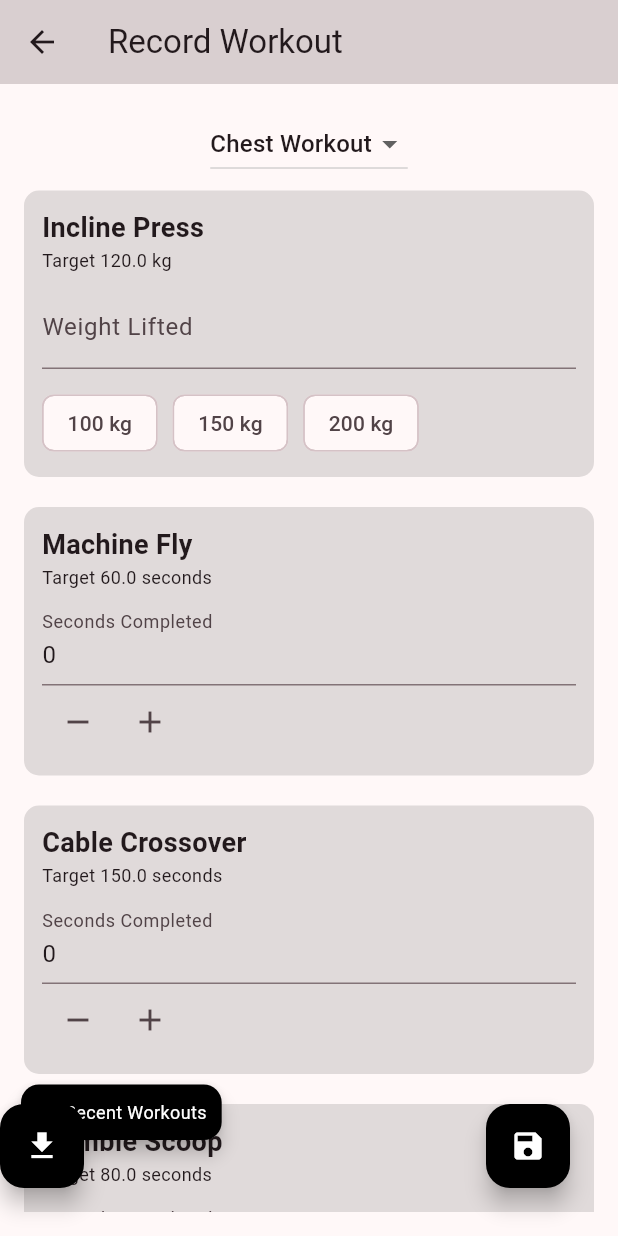
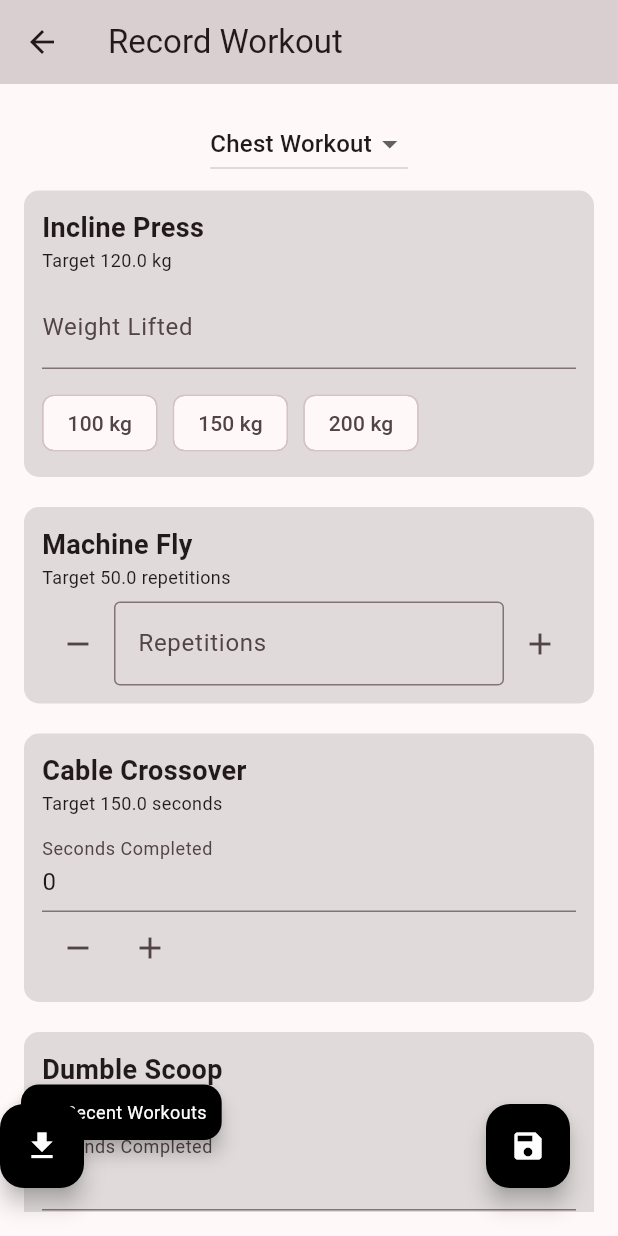
Before and after one commit to Yashtap1245-Tech/WorkItOut, a Flutter app: the WorkoutRecordingPage screen opened directly, scrolled down 576 dp, after a tap on the "remove" icon, on a phone screen of 412 x 824 dp. Run offline on Flutter 3.47's test engine with Material 3 defaults, Android fonts, the phone set to English and light mode, and no system bars.

Commit message:
refactored field as per the repetitions inputs

```diff
--- a/lib/add_workout_plan_page.dart
+++ b/lib/add_workout_plan_page.dart
@@ -83,7 +83,7 @@ class _AddWorkoutPlanPageState extends State<AddWorkoutPlanPage> {
               controller: _urlController,
               decoration: InputDecoration(
                 labelText: 'Enter Workout Plan URL',
-                errorText: _message != null ? _message : null, // Show error or success message.
+                errorText: _message != null ? _message : null,
               ),
             ),
             const SizedBox(height: 16),
--- /dev/null
+++ b/lib/repetitions_input.dart
@@ -0,0 +1,48 @@
+import 'package:flutter/material.dart';
+
+class RepetitionsInput extends StatelessWidget {
+  final int counter;
+  final VoidCallback onIncrement;
+  final VoidCallback onDecrement;
+  final TextEditingController controller;
+
+  const RepetitionsInput({
+    Key? key,
+    required this.counter,
+    required this.onIncrement,
+    required this.onDecrement,
+    required this.controller,
+  }) : super(key: key);
+
+  @override
+  Widget build(BuildContext context) {
+    return Row(
+      children: [
+        IconButton(
+          icon: Icon(Icons.remove),
+          onPressed: onDecrement,
+        ),
+        Expanded(
+          child: TextField(
+            controller: controller,
+            keyboardType: TextInputType.number,
+            decoration: InputDecoration(
+              labelText: 'Repetitions',
+              border: OutlineInputBorder(),
+              hintText: '$counter',
+            ),
+            onChanged: (value) {
+              if (value.isNotEmpty) {
+                controller.text = value;
+              }
+            },
+          ),
+        ),
+        IconButton(
+          icon: Icon(Icons.add),
+          onPressed: onIncrement,
+        ),
+      ],
+    );
+  }
+}
--- a/lib/workout_provider.dart
+++ b/lib/workout_provider.dart
@@ -5,28 +5,23 @@ import 'model/workout_plan.dart';
 
 class WorkoutProvider extends ChangeNotifier {
   List<Workout> _workouts = [];
-  List<WorkoutPlan> _workoutPlans = [workoutPlan]; // Add hardcoded plan as default
+  List<WorkoutPlan> _workoutPlans = [workoutPlan];
 
-  // Getter for workouts
   List<Workout> get workouts => _workouts;
 
-  // Getter for workout plans
   List<WorkoutPlan> get workoutPlans => _workoutPlans;
 
-  // Method to add a completed workout
   void addWorkout(Workout workout) {
     _workouts.add(workout);
     notifyListeners();
   }
 
-  // Method to add a workout plan
   void addWorkoutPlan(WorkoutPlan plan) {
     _workoutPlans.add(plan);
     notifyListeners();
   }
 }
 
-// Hardcoded workout plan for reference
 final workoutPlan = WorkoutPlan(
   name: "Chest Workout",
   exercises: [
@@ -52,8 +47,8 @@ final workoutPlan = WorkoutPlan(
     ),
     Exercise(
       name: "Machine Fly",
-      target: 60,
-      unit: "seconds",
+      target: 50,
+      unit: "repetitions",
     ),
     Exercise(
       name: "Cable Crossover",
@@ -67,8 +62,8 @@ final workoutPlan = WorkoutPlan(
     ),
     Exercise(
       name: "Push-ups",
-      target: 150,
-      unit: "seconds",
+      target: 50,
+      unit: "repetitions",
     ),
   ],
 );
--- a/lib/workout_recording_page.dart
+++ b/lib/workout_recording_page.dart
@@ -2,7 +2,8 @@ import 'package:flutter/material.dart';
 import 'package:provider/provider.dart';
 import 'package:workout_tracker/add_workout_plan_page.dart';
 import 'package:workout_tracker/performance.dart';
-import 'package:workout_tracker/seconds_input.dart'; // Assuming you created the SecondsInput widget
+import 'package:workout_tracker/repetitions_input.dart';
+import 'package:workout_tracker/seconds_input.dart';
 import 'package:workout_tracker/weight_input.dart';
 import 'package:workout_tracker/workout_provider.dart';
 import 'distance_input.dart';
@@ -21,6 +22,7 @@ class _State extends State<WorkoutRecordingPage> {
   final _formKey = GlobalKey<FormState>();
   late Map<String, TextEditingController> _controllers;
   late Map<String, int> _secondsCounters;
+  late Map<String, int> _repetitionsCounters;  // Add a new map to handle repetitions
   WorkoutPlan? selectedWorkoutPlan;
 
   @override
@@ -30,25 +32,34 @@ class _State extends State<WorkoutRecordingPage> {
 
     _controllers = {};
     _secondsCounters = {};
+    _repetitionsCounters = {};  // Initialize the repetitions counter
 
     for (var exercise in selectedWorkoutPlan!.exercises) {
       _controllers[exercise.name] = TextEditingController();
       if (exercise.unit == "seconds") {
         _secondsCounters[exercise.name] = 0;
+      } else if (exercise.unit == "repetitions") {  // Initialize repetitions counter
+        _repetitionsCounters[exercise.name] = 0;
       }
     }
   }
 
   void _incrementCounter(String exerciseName) {
     setState(() {
+      if (_secondsCounters.containsKey(exerciseName)) {
         _secondsCounters[exerciseName] = (_secondsCounters[exerciseName] ?? 0) + 1;
+      } else if (_repetitionsCounters.containsKey(exerciseName)) {
+        _repetitionsCounters[exerciseName] = (_repetitionsCounters[exerciseName] ?? 0) + 1;
+      }
     });
   }
 
   void _decrementCounter(String exerciseName) {
     setState(() {
-      if (_secondsCounters[exerciseName]! > 0) {
+      if (_secondsCounters.containsKey(exerciseName) && (_secondsCounters[exerciseName]! > 0)) {
         _secondsCounters[exerciseName] = (_secondsCounters[exerciseName] ?? 0) - 1;
+      } else if (_repetitionsCounters.containsKey(exerciseName) && (_repetitionsCounters[exerciseName]! > 0)) {
+        _repetitionsCounters[exerciseName] = (_repetitionsCounters[exerciseName] ?? 0) - 1;
       }
     });
   }
@@ -63,9 +74,15 @@ class _State extends State<WorkoutRecordingPage> {
             padding: const EdgeInsets.all(16.0),
             child: Column(
               children: [
-                DropdownButton<WorkoutPlan>(
+                Consumer<WorkoutProvider>(
+                  builder: (context, provider, child) {
+                    selectedWorkoutPlan = provider.workoutPlans.isNotEmpty
+                        ? provider.workoutPlans[0]
+                        : null;
+
+                    return DropdownButton<WorkoutPlan>(
                       value: selectedWorkoutPlan,
-                  items: context.read<WorkoutProvider>().workoutPlans.map((plan) {
+                      items: provider.workoutPlans.map((plan) {
                         return DropdownMenuItem(
                           value: plan,
                           child: Text(plan.name),
@@ -76,13 +93,18 @@ class _State extends State<WorkoutRecordingPage> {
                           selectedWorkoutPlan = newPlan;
                           _controllers.clear();
                           _secondsCounters.clear();
+                          _repetitionsCounters.clear();
                           for (var exercise in selectedWorkoutPlan!.exercises) {
                             _controllers[exercise.name] = TextEditingController();
                             if (exercise.unit == "seconds") {
                               _secondsCounters[exercise.name] = 0;
+                            } else if (exercise.unit == "repetitions") {
+                              _repetitionsCounters[exercise.name] = 0;
                             }
                           }
                         });
+                      },
+                    );
                   },
                 ),
                 Expanded(
@@ -91,7 +113,7 @@ class _State extends State<WorkoutRecordingPage> {
                     child: SingleChildScrollView(
                       child: Column(
                         crossAxisAlignment: CrossAxisAlignment.start,
-                        children: selectedWorkoutPlan!.exercises.map((exercise) {
+                        children: selectedWorkoutPlan?.exercises.map((exercise) {
                           Widget inputType = Container();
 
                           if (exercise.unit == "seconds") {
@@ -99,12 +121,19 @@ class _State extends State<WorkoutRecordingPage> {
                               counter: _secondsCounters[exercise.name] ?? 0,
                               onIncrement: () => _incrementCounter(exercise.name),
                               onDecrement: () => _decrementCounter(exercise.name),
-                              controller: _controllers[exercise.name]!, // Pass controller for text input
+                              controller: _controllers[exercise.name]!,
                             );
                           } else if (exercise.unit == "kg") {
                             inputType = WeightInput(controller: _controllers[exercise.name]!);
                           } else if (exercise.unit == "meters") {
                             inputType = DistanceInput(controller: _controllers[exercise.name]!);
+                          } else if (exercise.unit == "repetitions") {
+                            inputType = RepetitionsInput(
+                              counter: _repetitionsCounters[exercise.name] ?? 0,
+                              onIncrement: () => _incrementCounter(exercise.name),
+                              onDecrement: () => _decrementCounter(exercise.name),
+                              controller: _controllers[exercise.name]!,
+                            );
                           }
 
                           return Container(
@@ -133,7 +162,7 @@ class _State extends State<WorkoutRecordingPage> {
                               ],
                             ),
                           );
-                        }).toList(),
+                        }).toList() ?? [],
                       ),
                     ),
                   ),
@@ -168,6 +197,13 @@ class _State extends State<WorkoutRecordingPage> {
                         output: seconds.toDouble(),
                       ));
                     }
+                    if (exercise.unit == 'repetitions') {
+                      final repetitions = _repetitionsCounters[exercise.name] ?? 0;
+                      results.add(Result(
+                        exercise: exercise,
+                        output: repetitions.toDouble(),
+                      ));
+                    }
                   }
                   final newWorkout = Workout(date: DateTime.now(), results: results);
                   context.read<WorkoutProvider>().addWorkout(newWorkout);
```
Lines whose indentation alone changed are shown as unchanged.
